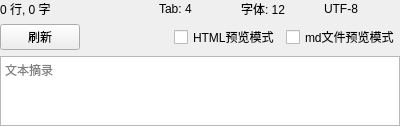
Before: the Qt Designer form DisposeAbstract/DisposeTXT/ControlWidTXT.ui in 3548848289/UniFileHub, drawn with Qt 5.
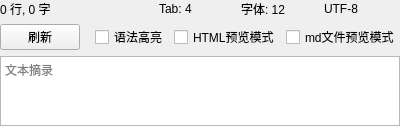
After: the same form once the commit is applied. Custom widgets are drawn as their Qt base class.

What changed in the file:
```diff
--- a/DisposeAbstract/DisposeTXT/ControlWidTXT.ui
+++ b/DisposeAbstract/DisposeTXT/ControlWidTXT.ui
@@ -68,7 +68,7 @@
     </layout>
    </item>
    <item>
-    <layout class="QHBoxLayout" name="horizontalLayout" stretch="2,1,1,0">
+    <layout class="QHBoxLayout" name="horizontalLayout" stretch="2,1,1,1">
      <item>
       <layout class="QHBoxLayout" name="horizontalLayout_2" stretch="1,3">
        <item>
@@ -100,17 +100,11 @@
       </layout>
      </item>
      <item>
-      <spacer name="horizontalSpacer">
-       <property name="orientation">
-        <enum>Qt::Orientation::Horizontal</enum>
+      <widget class="QCheckBox" name="syntaxHighlightCheckBox">
+       <property name="text">
+        <string>语法高亮</string>
        </property>
-       <property name="sizeHint" stdset="0">
-        <size>
-         <width>40</width>
-         <height>20</height>
-        </size>
-       </property>
-      </spacer>
+      </widget>
      </item>
      <item>
       <widget class="QCheckBox" name="htmlPreviewCheckBox">
```
